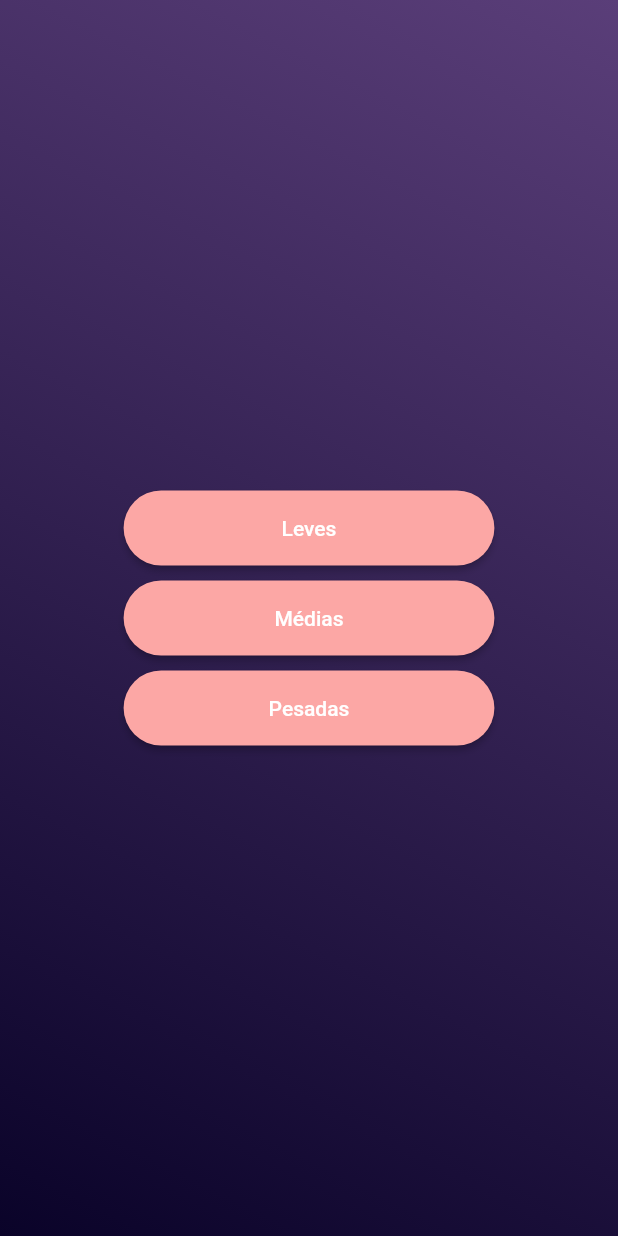
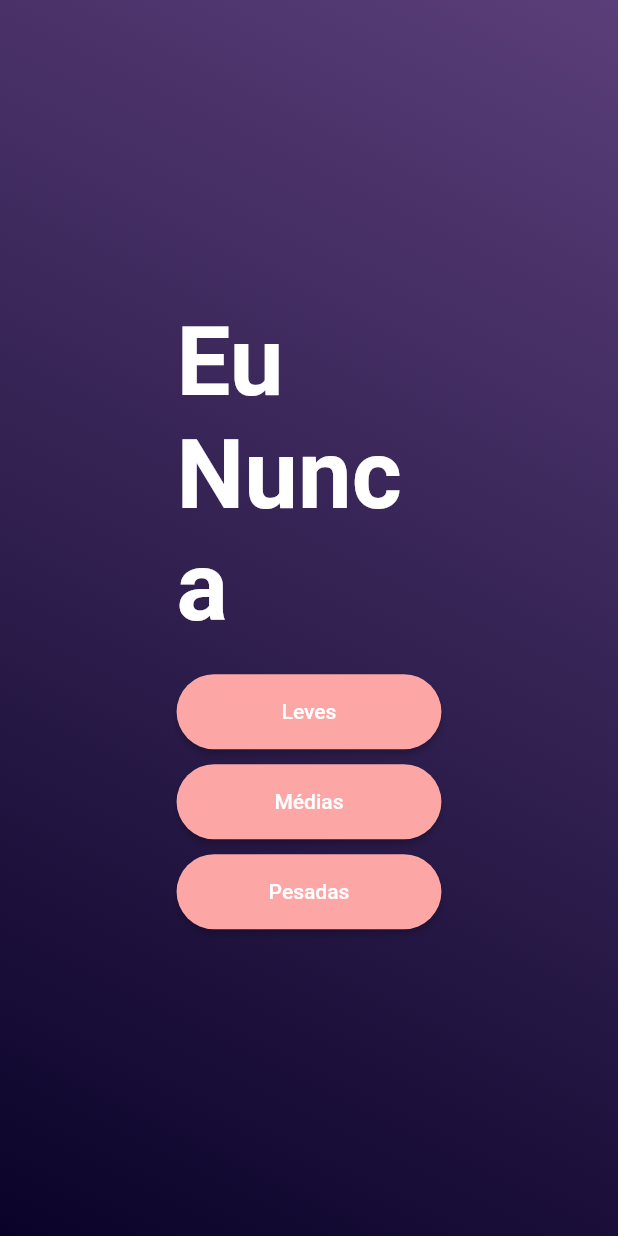
Before and after one commit to allmonty/eu-nunca, a Flutter app: the screen it shows after launch, on a phone screen of 412 x 824 dp. Run offline on Flutter 3.47's test engine with Material 2 defaults, Android fonts, the phone set to English and light mode, and no system bars; missing offline and left inert: dart:html; generated files the repository leaves out were written again.

Commit message:
add a heading text in menu

```diff
--- a/lib/l10n/app_en.arb
+++ b/lib/l10n/app_en.arb
@@ -1,4 +1,5 @@
 {
+    "menuTitle": "Never Have I Ever",
     "menuCategoryLight" : "Light",
     "menuCategoryMedium" : "Medium",
     "menuCategoryHeavy" : "Heavy"
--- a/lib/l10n/app_pt.arb
+++ b/lib/l10n/app_pt.arb
@@ -1,4 +1,5 @@
 {
+  "menuTitle": "Eu Nunca",
   "menuCategoryLight" : "Leves",
   "menuCategoryMedium" : "Médias",
   "menuCategoryHeavy" : "Pesadas"
--- a/lib/menu.dart
+++ b/lib/menu.dart
@@ -43,6 +43,7 @@ class _MenuState extends State<Menu> {
 
   @override
   Widget build(BuildContext context) {
+    String menuTitle = AppLocalizations.of(context)!.menuTitle;
     String menuLightText = AppLocalizations.of(context)!.menuCategoryLight;
     String menuMediumText = AppLocalizations.of(context)!.menuCategoryMedium;
     String menuHeavyText = AppLocalizations.of(context)!.menuCategoryHeavy;
@@ -67,7 +68,7 @@ class _MenuState extends State<Menu> {
                 mainAxisSize: MainAxisSize.max,
                 children: [
                   const Flexible(
-                    flex: 1,
+                    flex: 2,
                     child: SizedBox(width: 10),
                   ),
                   Flexible(
@@ -76,6 +77,17 @@ class _MenuState extends State<Menu> {
                       mainAxisAlignment: MainAxisAlignment.center,
                       mainAxisSize: MainAxisSize.max,
                       children: [
+                        Text(
+                          menuTitle,
+                          style: const TextStyle(
+                            color: Colors.white,
+                            fontWeight: FontWeight.bold,
+                            fontSize: 64,
+                          ),
+                        ),
+                        const SizedBox(
+                          height: 20,
+                        ),
                         MenuButton(
                           text: menuLightText,
                           onPressed: () =>
@@ -101,7 +113,7 @@ class _MenuState extends State<Menu> {
                     ),
                   ),
                   const Flexible(
-                    flex: 1,
+                    flex: 2,
                     child: SizedBox(width: 10),
                   ),
                 ],
```
